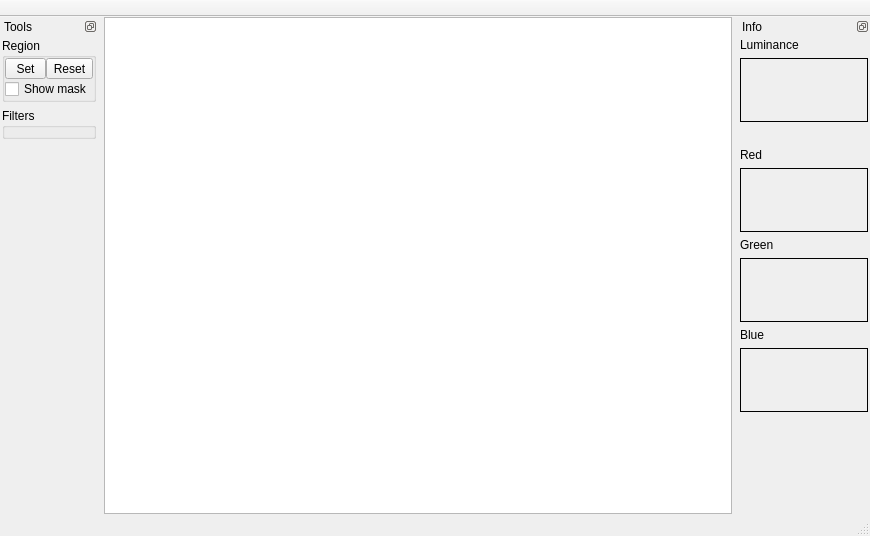
borman/mgraph01-editor, file mainwindow.ui: the form before one commit.
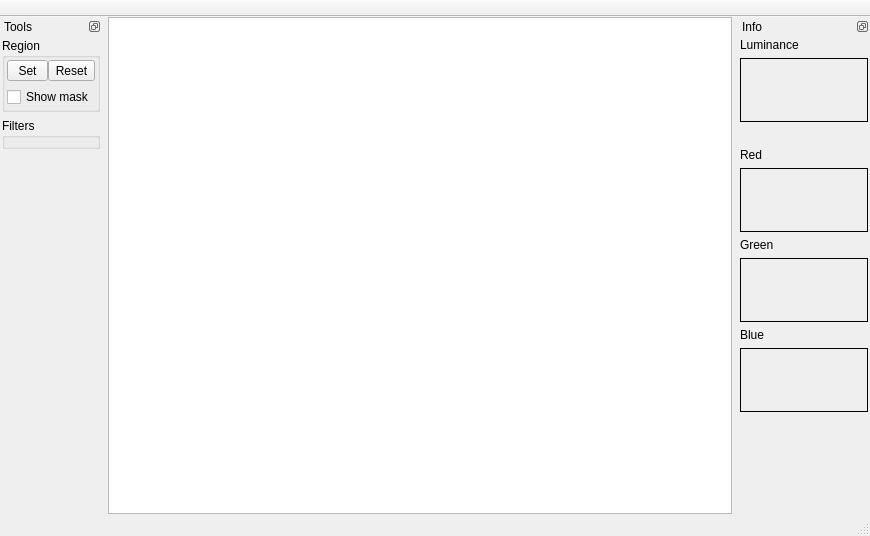
The form after the commit.

Commit message: Minor UI tweaks Inexclusive filter selection File saving

Diff of the .ui file:
```diff
--- a/mainwindow.ui
+++ b/mainwindow.ui
@@ -56,11 +56,8 @@
         <string>Region</string>
        </property>
        <layout class="QVBoxLayout" name="verticalLayout_3">
-        <property name="spacing">
-         <number>0</number>
-        </property>
         <property name="margin">
-         <number>0</number>
+         <number>2</number>
         </property>
         <item>
          <layout class="QHBoxLayout" name="horizontalLayout_2">
@@ -115,7 +112,7 @@
        </property>
        <layout class="QVBoxLayout" name="filtersLayout">
         <property name="margin">
-         <number>0</number>
+         <number>2</number>
         </property>
        </layout>
       </widget>
```
The commit also changes 5 other files.
